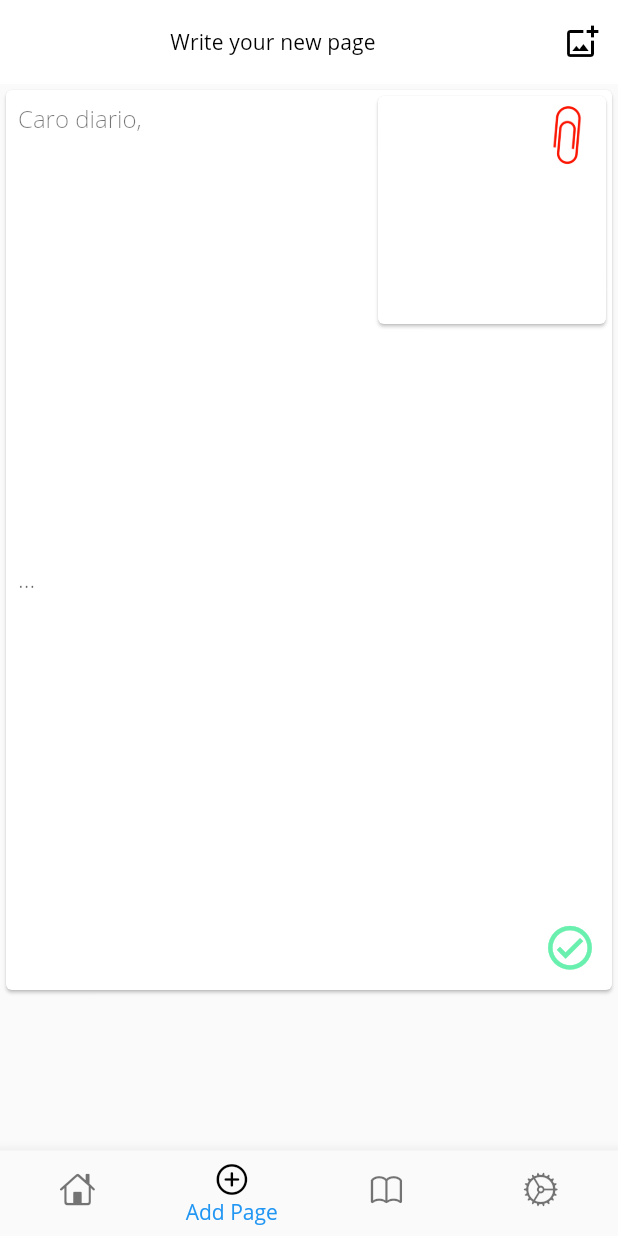
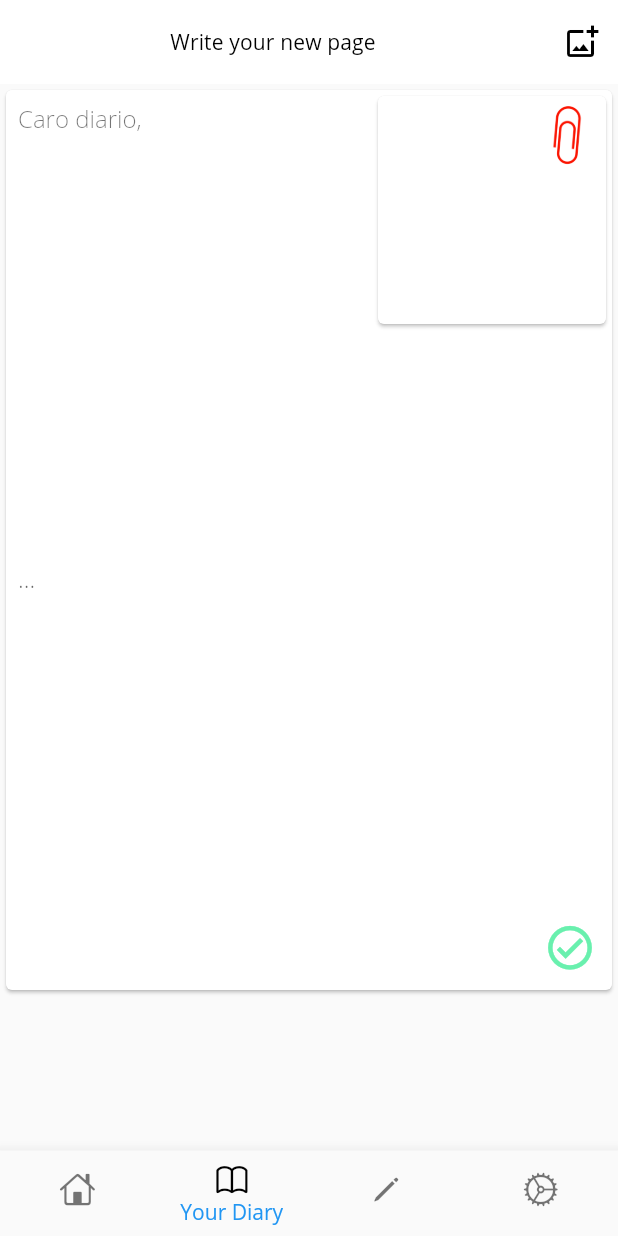
Before and after one commit to LeonardoSimi/caro_diario, a Flutter app: the screen it shows after launch, item 2 of the bottom bar chosen, after a tap on the "add photo alternate" icon, on a phone screen of 412 x 824 dp. Run offline on Flutter 3.47's test engine with Material 2 defaults, Android fonts, the phone set to English and light mode, and no system bars; our stand-ins replace adaptive_theme, card_swiper, image_picker, local_auth, package_info_plus, settings_ui and 2 more; missing offline and left inert: short_uuids; accounts and stored records are empty.

Commit message:
bug fix for pictures in sql and bottomnavbar

```diff
--- a/lib/main.dart
+++ b/lib/main.dart
@@ -1,3 +1,4 @@
+import 'package:caro_diario/screens/edit_diary_screen.dart';
 import 'package:caro_diario/widgets/diary_list.dart';
 import 'package:caro_diario/widgets/diary_page.dart';
 import 'package:flutter/material.dart';
@@ -7,7 +8,7 @@ import 'package:adaptive_theme/adaptive_theme.dart';
 
 import './screens/main_diary_screen.dart';
 import './screens/page_details_screen.dart';
-import './screens/all_diary_screen.dart';
+import './screens/edit_diary_screen.dart';
 import './screens/auth_screen.dart';
 import './screens/settings_screen.dart';
 import './screens/privacy_policy_screen.dart';
@@ -61,15 +62,16 @@ class MyApp extends StatelessWidget {
       builder: (theme, darkTheme) => ChangeNotifierProvider.value(
         value: DiaryList(),
         child: MaterialApp(
+          debugShowCheckedModeBanner: false,
           title: 'Caro Diario',
           color: Colors.green,
           theme: theme,
           darkTheme: darkTheme,
           home: _isLocked ? AuthScreen() : BottomNavBar(),
           routes: {
+            MainDiaryScreen.routeName: (ctx) => MainDiaryScreen(),
             DiaryPage.routeName: (ctx) => DiaryPage(),
-            AllDiaryScreen.routeName: (ctx) => AllDiaryScreen(null, null, null, null),
-            MainDiaryScreen.routeName: (ctx) => MainDiaryScreen(),
+            EditDiaryScreen.routeName: (ctx) => EditDiaryScreen(null, null, null, null),
             SettingsScreen.routeName: (ctx) => SettingsScreen(),
             PrivacyPolicyScreen.routeName: (ctx) => PrivacyPolicyScreen(),
             AuthScreen.routeName: (ctx) => AuthScreen(),
--- a/lib/screens/main_diary_screen.dart
+++ b/lib/screens/main_diary_screen.dart
@@ -8,10 +8,7 @@ import 'package:adaptive_theme/adaptive_theme.dart';
 
 import '../widgets/diary_page.dart';
 import '../widgets/diary_list.dart';
-import '../widgets/bottom_nav_bar.dart';
 import './page_details_screen.dart';
-import './all_diary_screen.dart';
-import './settings_screen.dart';
 
 class MainDiaryScreen extends StatefulWidget {
   static const routeName = '/main-diary-screen';
@@ -26,22 +23,29 @@ class _MainDiaryScreenState extends State<MainDiaryScreen> {
   @override
   Widget build(BuildContext context) {
     double width = MediaQuery.of(context).size.width;
-    double height = MediaQuery.of(context).size.height;
 
     return Scaffold(
       resizeToAvoidBottomInset: false,
       appBar: AppBar(
-        title: Center(
-            child: Text(
+        centerTitle: true,
+        title: Text(
           'Caro diario',
           style: Theme.of(context).textTheme.headline1,
               textAlign: TextAlign.center,
-        )),
+        ),
+        actions: [
+          CupertinoSwitch(
+            value: isSwitched,
+            onChanged: (value) {
+              isSwitched = value;
+              AdaptiveTheme.of(context).toggleThemeMode();
+            },
+          ),
+        ],
         elevation: 0,
         backgroundColor: null,
         foregroundColor: null,
       ),
-      //bottomNavigationBar: BottomNavBar(),
       body: FutureBuilder(
           future:
               Provider.of<DiaryList>(context, listen: false).fetchAndSetPages(),
@@ -52,11 +56,11 @@ class _MainDiaryScreenState extends State<MainDiaryScreen> {
               builder: (ctx, diaryList, ch) => diaryList.pages.length <= 0
                   ? ch!
                   : Column(children: [
-                      Padding(padding: EdgeInsets.symmetric(vertical: 7)),
+                      Padding(padding: const EdgeInsets.symmetric(vertical: 7)),
                       cardSwiper(diaryList.pages.length, diaryList),
-                      Padding(padding: EdgeInsets.symmetric(vertical: 25)),
+                      Padding(padding: const EdgeInsets.symmetric(vertical: 25)),
                       Container(
-                        height: 92,
+                        height: 110,
                         width: width - 50,
                         child: Column(
                           children: [
@@ -66,16 +70,10 @@ class _MainDiaryScreenState extends State<MainDiaryScreen> {
                                   ' PAGES LONG',
                               style: Theme.of(context).textTheme.subtitle1,
                             ),
-                            Text('stats',
-                                style: Theme.of(context).textTheme.subtitle1),
-                            Align(alignment: Alignment.bottomRight, child:
-                              CupertinoSwitch(
-                                value: isSwitched,
-                                onChanged: (value) {
-                                  isSwitched = value;
-                                  AdaptiveTheme.of(context).toggleThemeMode();
-                                },
-                              ),)
+                            Padding(padding: const EdgeInsets.only(bottom: 30)),
+                            FloatingActionButton(child: Icon(Icons.add_circle_outline_sharp, color: Colors.black,),
+                              onPressed: () => Navigator.of(context).pushNamed(DiaryPage.routeName),
+                              backgroundColor: Colors.white38,),
                           ],
                         ),
                       )
@@ -88,7 +86,7 @@ class _MainDiaryScreenState extends State<MainDiaryScreen> {
         return Container(
             width: MediaQuery.of(context).size.width,
             margin: EdgeInsets.symmetric(horizontal: 5.0),
-            decoration: BoxDecoration(color: Colors.white),
+            decoration: const BoxDecoration(color: Colors.white),
             child: Container(
               height: 250,
               width: 250,
@@ -107,14 +105,6 @@ class _MainDiaryScreenState extends State<MainDiaryScreen> {
                   shape: RoundedRectangleBorder(
                       side: BorderSide(width: 1),
                       borderRadius: BorderRadius.circular(7)),
-                  // child: ListTile(
-                  //     title: Text(dList.pages[i].title!, style: Theme.of(context).textTheme.bodyText1, overflow: TextOverflow.ellipsis,),
-                  //     subtitle: Text(dList.pages[i].pageBody!, style: Theme.of(context).textTheme.bodyText1, overflow: TextOverflow.ellipsis, maxLines: 12,),
-                  //     trailing: Text(
-                  //       dList.pages[i].dateTime!,
-                  //       style: TextStyle(color: Colors.grey),
-                  //     ),
-                  //   ),
                   child: Padding(
                     padding: const EdgeInsets.all(12.0),
                     child: Column(
--- a/lib/widgets/bottom_nav_bar.dart
+++ b/lib/widgets/bottom_nav_bar.dart
@@ -4,7 +4,7 @@ import 'package:flutter/material.dart';
 import './diary_page.dart';
 import '../screens/main_diary_screen.dart';
 import '../screens/settings_screen.dart';
-import '../screens/all_diary_screen.dart';
+import '../screens/edit_diary_screen.dart';
 
 class BottomNavBar extends StatefulWidget {
 
@@ -24,7 +24,7 @@ class _BottomNavBarState extends State<BottomNavBar> {
        'title': 'Add Page',
      },
      {
-       'page': AllDiaryScreen(null, null, null, null),
+       'page': EditDiaryScreen(null, null, null, null),
        'title': 'Your Diary'
      },
      {
@@ -44,8 +44,10 @@ class _BottomNavBarState extends State<BottomNavBar> {
   @override
   Widget build(BuildContext context) {
     return Scaffold(
-      body: _pages[_currentTabIndex]['page'],
-      bottomNavigationBar: BottomNavigationBar(
+      body:  _pages[_currentTabIndex]['page'],
+      bottomNavigationBar: Hero(
+        tag: 'bottomNavigationBar',
+        child: BottomNavigationBar(
             type : BottomNavigationBarType.fixed,
             currentIndex: _currentTabIndex,
             showSelectedLabels: true,
@@ -66,10 +68,11 @@ class _BottomNavBarState extends State<BottomNavBar> {
 
             items: const <BottomNavigationBarItem>[
           BottomNavigationBarItem(icon: Icon(CupertinoIcons.house), label: 'Home', activeIcon: Icon(CupertinoIcons.house, color: Colors.black,), tooltip: 'Home'),
-        BottomNavigationBarItem(icon: Icon(CupertinoIcons.plus_circle, size: 40,), label: 'Add Page', activeIcon: Icon(CupertinoIcons.plus_circle, color: Colors.black,), tooltip: 'Add Page'),
               BottomNavigationBarItem(icon: Icon(CupertinoIcons.book,), label: 'Your Diary', activeIcon: Icon(CupertinoIcons.book, color: Colors.black,), tooltip: 'Your Diary'),
+          BottomNavigationBarItem(icon: Icon(CupertinoIcons.pencil,), label: 'Edit Page', activeIcon: Icon(CupertinoIcons.pencil, color: Colors.black,), tooltip: 'Edit Page'),
           BottomNavigationBarItem(icon: Icon(CupertinoIcons.settings), label: 'Settings', activeIcon: Icon(CupertinoIcons.settings, color: Colors.black,), tooltip: 'Settings'),
         ]
+        ),
       ),
     );
   }
--- a/lib/widgets/diary_list.dart
+++ b/lib/widgets/diary_list.dart
@@ -18,7 +18,7 @@ class DiaryList with ChangeNotifier {
     return [..._pages];
   }
 
-  late String imagePath;
+  String? imagePath;
 
   Future<void> addPage(String nId, String nTitle, String nBody, String dateTime,) async {
     final db = await DBHelper.database();
@@ -39,7 +39,7 @@ class DiaryList with ChangeNotifier {
       'body': newPage.pageBody,
       'date': newPage.dateTime,
       'id': newPage.id,
-      'picture': newPage.pic
+      'picture': newPage.pic != null ? newPage.pic : ''
     });
     print('added page with title ${newPage.title}, ${newPage.id}, ${newPage.pic}');
   }
@@ -68,6 +68,10 @@ class DiaryList with ChangeNotifier {
 
   getImagePath(XFile image) {
     imagePath = image.path;
+
+    if (image.path.isEmpty)
+      imagePath = '';
+
     print(imagePath);
   }
 }
--- a/lib/widgets/diary_page.dart
+++ b/lib/widgets/diary_page.dart
@@ -30,6 +30,8 @@ class _DiaryPageState extends State<DiaryPage> {
     _bodyController = TextEditingController();
     _focusNode = new FocusNode();
     _focusNode.addListener(() => print('focusNode updated: hasFocus: ${_focusNode.hasFocus}'));
+    _storedImage = null;
+
   }
 
   @override
@@ -58,16 +60,20 @@ class _DiaryPageState extends State<DiaryPage> {
     Provider.of<DiaryList>(context, listen: false).addPage(
         id.toString(), _titleController.text, _bodyController.text, dateTimeFormatted,);
     print('saved page');
-    Navigator.pushReplacementNamed(context, MainDiaryScreen.routeName);
+    Navigator.of(context, rootNavigator: true).pop(context);
   }
 
   Future<void> addImage() async {
     final ImagePicker _picker = ImagePicker();
-    final XFile? image = await _picker.pickImage(source: ImageSource.gallery);
-    Provider.of<DiaryList>(context, listen: false).getImagePath(image!);
-    setState(() {
-      _storedImage = File(image.path);
-    });
+    XFile? image = await _picker.pickImage(source: ImageSource.gallery);
+    if (image != null) {
+      Provider.of<DiaryList>(context, listen: false).getImagePath(image);
+      setState(() {
+        _storedImage = File(image!.path);
+      });
+    }
+    else
+      image = null;
   }
 
   @override
```
Also changed, not shown: lib/screens/edit_diary_screen.dart (renamed from lib/screens/all_diary_screen.dart, +8 -3 lines). Lines whose indentation alone changed are shown as unchanged.
